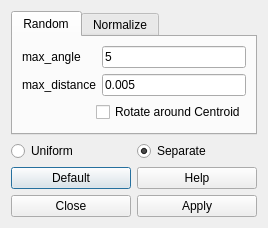
Tonsty/Registar, file ui/TransformationDialog.ui: the form before one commit.
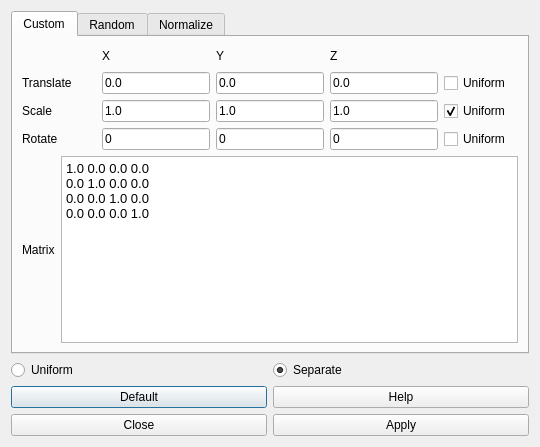
The form after the commit. Icons and pictures are not drawn.

```diff
--- a/ui/TransformationDialog.ui
+++ b/ui/TransformationDialog.ui
@@ -6,8 +6,8 @@
    <rect>
     <x>0</x>
     <y>0</y>
-    <width>247</width>
-    <height>219</height>
+    <width>540</width>
+    <height>447</height>
    </rect>
   </property>
   <property name="windowTitle">
@@ -17,41 +17,234 @@
    <iconset resource="../res/Registar.qrc">
     <normaloff>:/images/bunny.png</normaloff>:/images/bunny.png</iconset>
   </property>
-  <layout class="QVBoxLayout" name="verticalLayout_2">
+  <layout class="QVBoxLayout" name="verticalLayout_9">
    <item>
     <widget class="QTabWidget" name="tabWidget">
      <property name="currentIndex">
       <number>0</number>
      </property>
+     <widget class="QWidget" name="tab_3">
+      <attribute name="title">
+       <string>Custom</string>
+      </attribute>
+      <layout class="QVBoxLayout" name="verticalLayout_3">
+       <item>
+        <layout class="QGridLayout" name="gridLayout_3">
+         <item row="0" column="0">
+          <spacer name="horizontalSpacer_2">
+           <property name="orientation">
+            <enum>Qt::Horizontal</enum>
+           </property>
+           <property name="sizeHint" stdset="0">
+            <size>
+             <width>40</width>
+             <height>20</height>
+            </size>
+           </property>
+          </spacer>
+         </item>
+         <item row="0" column="1">
+          <widget class="QLabel" name="label_7">
+           <property name="text">
+            <string>X</string>
+           </property>
+          </widget>
+         </item>
+         <item row="0" column="2">
+          <widget class="QLabel" name="label_8">
+           <property name="text">
+            <string>Y</string>
+           </property>
+          </widget>
+         </item>
+         <item row="0" column="3">
+          <widget class="QLabel" name="label_9">
+           <property name="text">
+            <string>Z</string>
+           </property>
+          </widget>
+         </item>
+         <item row="0" column="4">
+          <spacer name="horizontalSpacer_3">
+           <property name="orientation">
+            <enum>Qt::Horizontal</enum>
+           </property>
+           <property name="sizeHint" stdset="0">
+            <size>
+             <width>40</width>
+             <height>20</height>
+            </size>
+           </property>
+          </spacer>
+         </item>
+         <item row="1" column="0">
+          <widget class="QLabel" name="label_4">
+           <property name="text">
+            <string>Translate</string>
+           </property>
+          </widget>
+         </item>
+         <item row="1" column="1">
+          <widget class="QLineEdit" name="tXlLneEdit">
+           <property name="text">
+            <string>0.0</string>
+           </property>
+          </widget>
+         </item>
+         <item row="1" column="2">
+          <widget class="QLineEdit" name="tYLineEdit">
+           <property name="text">
+            <string>0.0</string>
+           </property>
+          </widget>
+         </item>
+         <item row="1" column="3">
+          <widget class="QLineEdit" name="lineEdit_9">
+           <property name="text">
+            <string>0.0</string>
+           </property>
+          </widget>
+         </item>
+         <item row="1" column="4">
+          <widget class="QCheckBox" name="uniformTCheckBox">
+           <property name="text">
+            <string>Uniform</string>
+           </property>
+          </widget>
+         </item>
+         <item row="2" column="0">
+          <widget class="QLabel" name="label_5">
+           <property name="text">
+            <string>Scale</string>
+           </property>
+          </widget>
+         </item>
+         <item row="2" column="1">
+          <widget class="QLineEdit" name="sXLineEdit">
+           <property name="text">
+            <string>1.0</string>
+           </property>
+          </widget>
+         </item>
+         <item row="2" column="2">
+          <widget class="QLineEdit" name="sYLineEdit">
+           <property name="text">
+            <string>1.0</string>
+           </property>
+          </widget>
+         </item>
+         <item row="2" column="3">
+          <widget class="QLineEdit" name="lineEdit_7">
+           <property name="text">
+            <string>1.0</string>
+           </property>
+          </widget>
+         </item>
+         <item row="2" column="4">
+          <widget class="QCheckBox" name="uinformSCheckBox">
+           <property name="text">
+            <string>Uniform</string>
+           </property>
+           <property name="checked">
+            <bool>true</bool>
+           </property>
+          </widget>
+         </item>
+         <item row="3" column="0">
+          <widget class="QLabel" name="label_6">
+           <property name="text">
+            <string>Rotate</string>
+           </property>
+          </widget>
+         </item>
+         <item row="3" column="1">
+          <widget class="QLineEdit" name="rXLineEdit">
+           <property name="text">
+            <string>0</string>
+           </property>
+          </widget>
+         </item>
+         <item row="3" column="2">
+          <widget class="QLineEdit" name="lineEdit_6">
+           <property name="text">
+            <string>0</string>
+           </property>
+          </widget>
+         </item>
+         <item row="3" column="3">
+          <widget class="QLineEdit" name="lineEdit_8">
+           <property name="text">
+            <string>0</string>
+           </property>
+          </widget>
+         </item>
+         <item row="3" column="4">
+          <widget class="QCheckBox" name="uniformRCheckBox">
+           <property name="text">
+            <string>Uniform</string>
+           </property>
+          </widget>
+         </item>
+        </layout>
+       </item>
+       <item>
+        <layout class="QHBoxLayout" name="horizontalLayout_4">
+         <item>
+          <widget class="QLabel" name="label_3">
+           <property name="text">
+            <string>Matrix</string>
+           </property>
+          </widget>
+         </item>
+         <item>
+          <widget class="QTextEdit" name="matrixTextEdit">
+           <property name="html">
+            <string>&lt;!DOCTYPE HTML PUBLIC &quot;-//W3C//DTD HTML 4.0//EN&quot; &quot;http://www.w3.org/TR/REC-html40/strict.dtd&quot;&gt;
+&lt;html&gt;&lt;head&gt;&lt;meta name=&quot;qrichtext&quot; content=&quot;1&quot; /&gt;&lt;style type=&quot;text/css&quot;&gt;
+p, li { white-space: pre-wrap; }
+&lt;/style&gt;&lt;/head&gt;&lt;body style=&quot; font-family:'MS Shell Dlg 2'; font-size:8.25pt; font-weight:400; font-style:normal;&quot;&gt;
+&lt;p style=&quot; margin-top:0px; margin-bottom:0px; margin-left:0px; margin-right:0px; -qt-block-indent:0; text-indent:0px;&quot;&gt;&lt;span style=&quot; font-size:10pt;&quot;&gt;1.0 0.0 0.0 0.0 &lt;/span&gt;&lt;/p&gt;
+&lt;p style=&quot; margin-top:0px; margin-bottom:0px; margin-left:0px; margin-right:0px; -qt-block-indent:0; text-indent:0px;&quot;&gt;&lt;span style=&quot; font-size:10pt;&quot;&gt;0.0 1.0 0.0 0.0 &lt;/span&gt;&lt;/p&gt;
+&lt;p style=&quot; margin-top:0px; margin-bottom:0px; margin-left:0px; margin-right:0px; -qt-block-indent:0; text-indent:0px;&quot;&gt;&lt;span style=&quot; font-size:10pt;&quot;&gt;0.0 0.0 1.0 0.0 &lt;/span&gt;&lt;/p&gt;
+&lt;p style=&quot; margin-top:0px; margin-bottom:0px; margin-left:0px; margin-right:0px; -qt-block-indent:0; text-indent:0px;&quot;&gt;&lt;span style=&quot; font-size:10pt;&quot;&gt;0.0 0.0 0.0 1.0 &lt;/span&gt;&lt;/p&gt;&lt;/body&gt;&lt;/html&gt;</string>
+           </property>
+          </widget>
+         </item>
+        </layout>
+       </item>
+      </layout>
+     </widget>
      <widget class="QWidget" name="tab">
       <attribute name="title">
        <string>Random</string>
       </attribute>
-      <layout class="QHBoxLayout" name="horizontalLayout_3">
+      <layout class="QVBoxLayout" name="verticalLayout_8">
+       <item>
+        <layout class="QVBoxLayout" name="verticalLayout_7">
        <item>
         <layout class="QGridLayout" name="gridLayout">
-         <item row="0" column="0" colspan="2">
+           <item row="0" column="0">
           <widget class="QLabel" name="label">
            <property name="text">
             <string>max_angle</string>
            </property>
           </widget>
          </item>
-         <item row="0" column="2">
+           <item row="0" column="1">
           <widget class="QLineEdit" name="maxAngleLineEdit">
            <property name="text">
             <string>5</string>
            </property>
           </widget>
          </item>
-         <item row="1" column="0" colspan="2">
+           <item row="1" column="0">
           <widget class="QLabel" name="label_2">
            <property name="text">
             <string>max_distance</string>
            </property>
           </widget>
          </item>
-         <item row="1" column="2">
+           <item row="1" column="1">
           <widget class="QLineEdit" name="maxDistanceLineEdit">
            <property name="text">
             <string>0.005</string>
@@ -71,7 +264,7 @@
            </property>
           </spacer>
          </item>
-         <item row="2" column="1" colspan="2">
+           <item row="2" column="1">
           <widget class="QCheckBox" name="rotateAroundCentroidCheckBox">
            <property name="text">
             <string>Rotate around Centroid</string>
@@ -80,13 +273,30 @@
          </item>
         </layout>
        </item>
+         <item>
+          <spacer name="verticalSpacer">
+           <property name="orientation">
+            <enum>Qt::Vertical</enum>
+           </property>
+           <property name="sizeHint" stdset="0">
+            <size>
+             <width>20</width>
+             <height>40</height>
+            </size>
+           </property>
+          </spacer>
+         </item>
+        </layout>
+       </item>
       </layout>
      </widget>
      <widget class="QWidget" name="tab_2">
       <attribute name="title">
        <string>Normalize</string>
       </attribute>
-      <layout class="QHBoxLayout" name="horizontalLayout_2">
+      <layout class="QVBoxLayout" name="verticalLayout_10">
+       <item>
+        <layout class="QVBoxLayout" name="verticalLayout_2">
        <item>
         <layout class="QVBoxLayout" name="verticalLayout">
          <item>
@@ -115,6 +325,21 @@
          </item>
         </layout>
        </item>
+         <item>
+          <spacer name="verticalSpacer_2">
+           <property name="orientation">
+            <enum>Qt::Vertical</enum>
+           </property>
+           <property name="sizeHint" stdset="0">
+            <size>
+             <width>20</width>
+             <height>40</height>
+            </size>
+           </property>
+          </spacer>
+         </item>
+        </layout>
+       </item>
       </layout>
      </widget>
     </widget>
@@ -175,8 +400,6 @@
   </layout>
   <zorder>tabWidget</zorder>
   <zorder></zorder>
-  <zorder>rotateAroundCentroidCheckBox</zorder>
-  <zorder>horizontalSpacer</zorder>
  </widget>
  <resources>
   <include location="../res/Registar.qrc"/>
```
Lines whose indentation alone changed are shown as unchanged.
